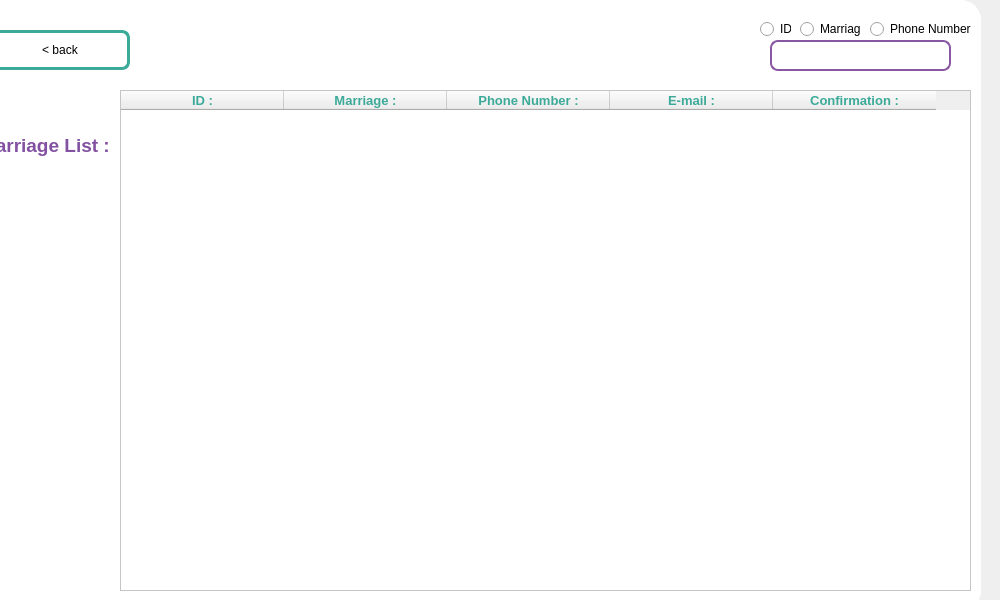
ouertaniaziz/Smart_wedding_planner_2A3, file mainwindow.ui: the form before one commit.
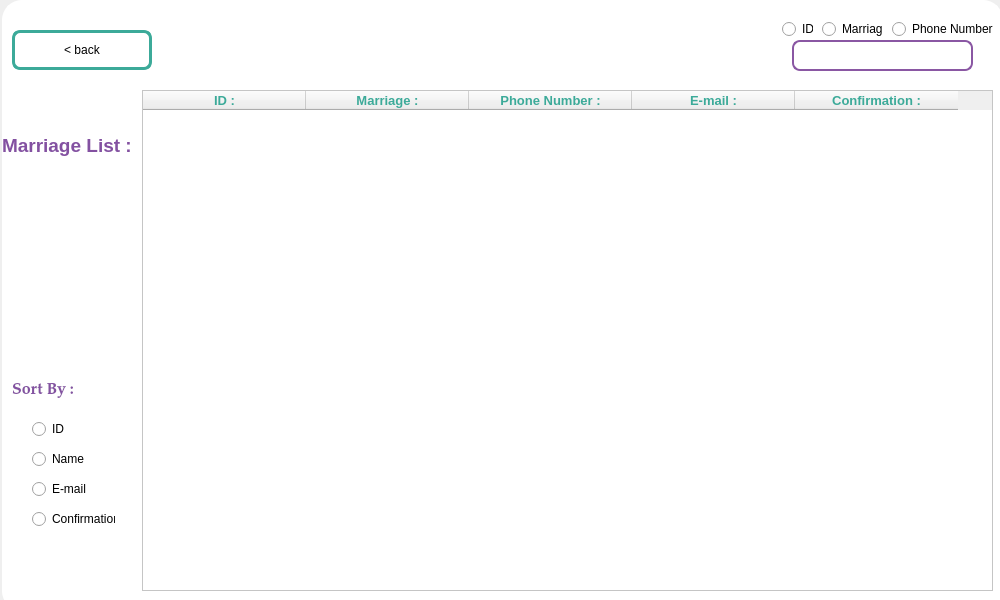
The form after the commit. The open tabs and pages were chosen to show the change. Icons and pictures are not drawn. Custom widgets are drawn as their Qt base class.

```diff
--- a/mainwindow.ui
+++ b/mainwindow.ui
@@ -120,7 +120,7 @@
      <widget class="QGroupBox" name="groupe_client_page">
       <property name="geometry">
        <rect>
-        <x>0</x>
+        <x>22</x>
         <y>0</y>
         <width>1001</width>
         <height>611</height>
@@ -539,6 +539,104 @@
         <string>Phone Number</string>
        </property>
       </widget>
+      <widget class="QGroupBox" name="groupBox">
+       <property name="geometry">
+        <rect>
+         <x>20</x>
+         <y>390</y>
+         <width>111</width>
+         <height>141</height>
+        </rect>
+       </property>
+       <property name="title">
+        <string/>
+       </property>
+       <widget class="QRadioButton" name="name_marriage">
+        <property name="geometry">
+         <rect>
+          <x>10</x>
+          <y>30</y>
+          <width>83</width>
+          <height>18</height>
+         </rect>
+        </property>
+        <property name="text">
+         <string>ID</string>
+        </property>
+       </widget>
+       <widget class="QRadioButton" name="email_marriage">
+        <property name="geometry">
+         <rect>
+          <x>10</x>
+          <y>60</y>
+          <width>83</width>
+          <height>18</height>
+         </rect>
+        </property>
+        <property name="text">
+         <string>Name</string>
+        </property>
+       </widget>
+       <widget class="QRadioButton" name="confirmation">
+        <property name="geometry">
+         <rect>
+          <x>10</x>
+          <y>90</y>
+          <width>83</width>
+          <height>18</height>
+         </rect>
+        </property>
+        <property name="text">
+         <string>E-mail</string>
+        </property>
+       </widget>
+       <widget class="QRadioButton" name="none">
+        <property name="geometry">
+         <rect>
+          <x>10</x>
+          <y>120</y>
+          <width>83</width>
+          <height>18</height>
+         </rect>
+        </property>
+        <property name="text">
+         <string>Confirmation</string>
+        </property>
+       </widget>
+      </widget>
+      <widget class="QLabel" name="label_41">
+       <property name="geometry">
+        <rect>
+         <x>10</x>
+         <y>380</y>
+         <width>61</width>
+         <height>21</height>
+        </rect>
+       </property>
+       <property name="font">
+        <font>
+         <family>Palatino Linotype</family>
+         <pointsize>12</pointsize>
+         <weight>75</weight>
+         <bold>true</bold>
+        </font>
+       </property>
+       <property name="toolTip">
+        <string>&lt;html&gt;&lt;head/&gt;&lt;body&gt;&lt;p&gt;Sort By :&lt;/p&gt;&lt;p&gt;&lt;br/&gt;&lt;/p&gt;&lt;/body&gt;&lt;/html&gt;</string>
+       </property>
+       <property name="whatsThis">
+        <string>&lt;html&gt;&lt;head/&gt;&lt;body&gt;&lt;p&gt;Sort By :&lt;/p&gt;&lt;/body&gt;&lt;/html&gt;</string>
+       </property>
+       <property name="styleSheet">
+        <string notr="true">#label_41 {
+color: #8351a1;
+
+}</string>
+       </property>
+       <property name="text">
+        <string>Sort By :</string>
+       </property>
+      </widget>
      </widget>
     </widget>
     <widget class="QWidget" name="add_marriage">
```
Left out of the diff: 65 changed lines with no effect on the pictures.
